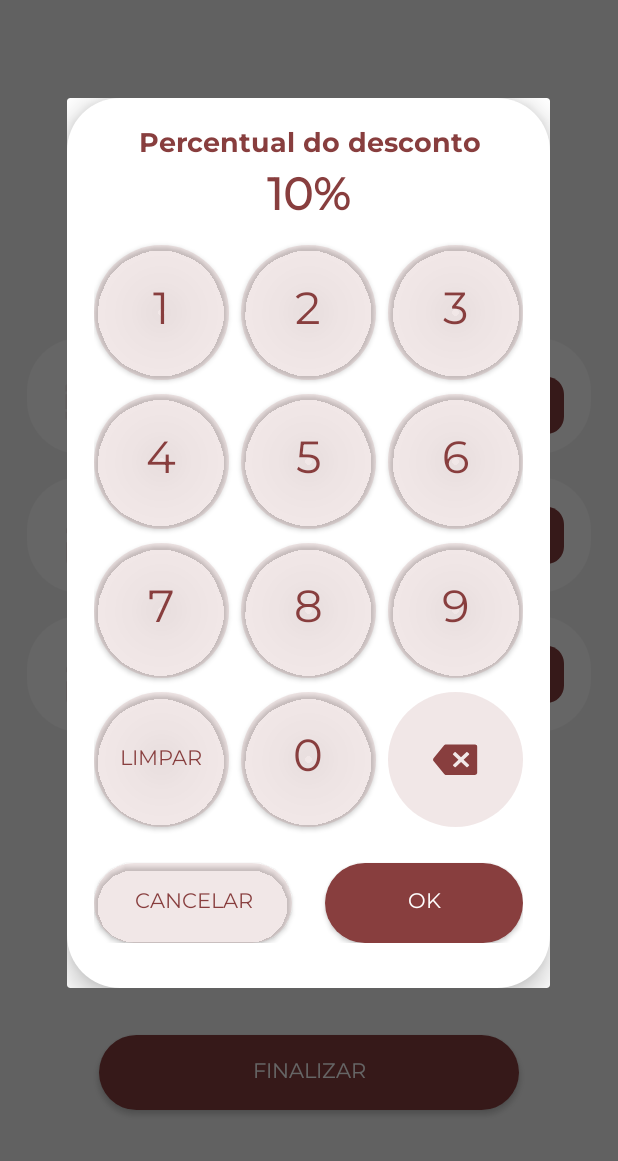
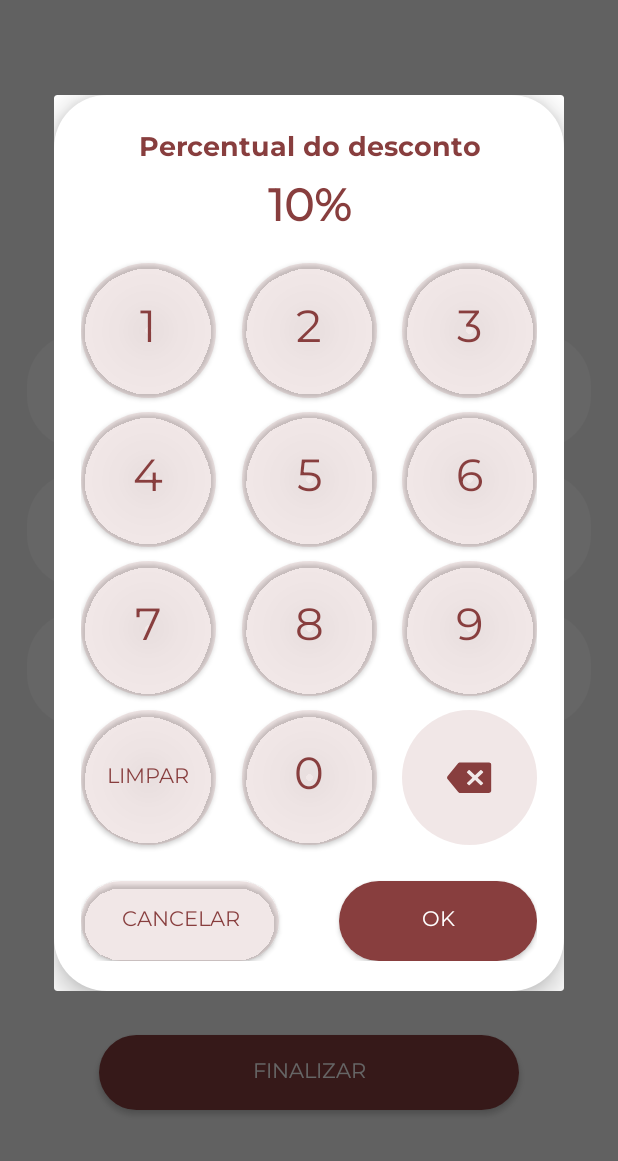
Before and after one commit to ThiagoLapazini/EyeCoffee5, an Android app: the Pagamento screen opened through its navigation route, after a tap on "ADICIONAR DESCONTO", on a phone screen of 412 x 824 dp, the part 75-1236 px from its top. Run offline under Robolectric (Android 15) with nearby library versions, the phone set to English and light mode, and no system bars; our stand-ins replace Room's generated code; pictures from the network do not load.

Commit message:
refatorando corrigindo telas

```diff
--- a/app/src/main/java/com/example/eyecoffee/adapters/CarrinhoAdapter.kt
+++ b/app/src/main/java/com/example/eyecoffee/adapters/CarrinhoAdapter.kt
@@ -15,14 +15,12 @@ class CarrinhoAdapter(
     private val sharedViewModel: SharedViewModel
 
 ) : RecyclerView.Adapter<CarrinhoAdapter.CarrinhoViewHolder>() {
-
     // Método chamado para criar um novo ViewHolder
     override fun onCreateViewHolder(parent: ViewGroup, viewType: Int): CarrinhoViewHolder {
         // Inflando o layout do item de carrinho usando databinding
         val listItem = ModelcarrinhoBinding.inflate(LayoutInflater.from(context), parent, false)
         return CarrinhoViewHolder(listItem)
     }
-
     // Método chamado para obter o número total de itens no conjunto de dados
     override fun getItemCount() = carrinhoList.size
 
@@ -42,9 +40,7 @@ class CarrinhoAdapter(
                 .load(it)
                 .into(holder.imgFood)
         }
-
     }
-
     // Método para atualizar a lista de itens no adaptador
     fun submitList(list: List<ModelCarrinho>) {
         carrinhoList.clear()
--- a/app/src/main/java/com/example/eyecoffee/fragments/Carrinho.kt
+++ b/app/src/main/java/com/example/eyecoffee/fragments/Carrinho.kt
@@ -45,7 +45,6 @@ class Carrinho : Fragment() {
         sharedViewModel.setBottomBarVisibility(false)
         return binding.root
     }
-
     override fun onViewCreated(view: View, savedInstanceState: Bundle?) {
         super.onViewCreated(view, savedInstanceState)
 
@@ -65,7 +64,6 @@ class Carrinho : Fragment() {
             }
 
         }
-
         sharedViewModel.showPopupOpcoesEditar.observe(viewLifecycleOwner) { modelCarrinho ->
             modelCarrinho?.let {
                 // Exibir o PopupOpcoesEditar aqui e passar os dados do modelCarrinho
--- a/app/src/main/java/com/example/eyecoffee/fragments/Desconto.kt
+++ b/app/src/main/java/com/example/eyecoffee/fragments/Desconto.kt
@@ -15,8 +15,6 @@ class Desconto : DialogFragment() {
 
     private lateinit var sharedViewModel: SharedViewModel
     private var currentDiscountPercentage = 10
-
-    // Variable to store the previous discount percentage
     private var previousDiscountPercentage = 10
 
     override fun onCreateView(
@@ -24,20 +22,24 @@ class Desconto : DialogFragment() {
         container: ViewGroup?,
         savedInstanceState: Bundle?
     ): View? {
-        // Inflar o layout do fragmento de edição
+        // Infla o layout do fragmento de desconto
         val view = inflater.inflate(R.layout.fragment_desconto, container, false)
 
-        sharedViewModel = ViewModelProvider(requireActivity())[SharedViewModel::class.java]
+        // Inicializa o ViewModel compartilhado
+        sharedViewModel = ViewModelProvider(requireActivity()).get(SharedViewModel::class.java)
 
+        // Obtém a referência para o TextView que exibe o valor do desconto
         val valorDescontoTextView: TextView = view.findViewById(R.id.valorDesconto)
         valorDescontoTextView.text = "$currentDiscountPercentage%"
 
+        // IDs dos botões numéricos
         val numericButtons = arrayOf(
             R.id.numero0, R.id.numero1, R.id.numero2,
             R.id.numero3, R.id.numero4, R.id.numero5,
             R.id.numero6, R.id.numero7, R.id.numero8, R.id.numero9
         )
 
+        // Configura os listeners de clique para os botões numéricos
         for (buttonId in numericButtons) {
             view.findViewById<Button>(buttonId).setOnClickListener {
                 handleNumericButtonClick(buttonId)
@@ -45,87 +47,89 @@ class Desconto : DialogFragment() {
             }
         }
 
-        // Set click listener for the clear button
+        // Configura o listener de clique para o botão "C"
         view.findViewById<Button>(R.id.removerQuantidade).setOnClickListener {
             handleClearButtonClick()
             valorDescontoTextView.text = "$currentDiscountPercentage%"
         }
 
-        // Set click listener for the delete button (btApagar)
+        // Configura o listener de clique para o botão de apagar
         view.findViewById<ImageButton>(R.id.btApagar).setOnClickListener {
             handleDeleteButtonClick()
             valorDescontoTextView.text = "$currentDiscountPercentage%"
         }
 
-        // Configurar o clique no botão "Ok"
+        // Configura o listener de clique para o botão "OK"
         view.findViewById<Button>(R.id.btOk).setOnClickListener {
-            // 1. Calcular o valor total atualizado com o desconto
+            // Calcula o novo valor total com o desconto
             val desconto = currentDiscountPercentage.toDouble() / 100.0
             val novoTotal = calcularNovoTotal(desconto)
 
-            // 2. Set the discount value in the SharedViewModel
+            // Define o valor do desconto no ViewModel compartilhado
             sharedViewModel.setDiscountValue(desconto)
 
-            // 3. Fechar o diálogo
+            // Fecha o diálogo
             dismiss()
         }
 
         return view
     }
+
+    // Calcula o novo valor total com o desconto
     private fun calcularNovoTotal(desconto: Double): Double {
-        // Obter o valor total do ViewModel
+        // Obtém o valor total do ViewModel compartilhado
         val totalAtual = sharedViewModel.totalSelectedValue.value ?: 0.0
         Log.d("testando desconto", "teste desconto valor atual $totalAtual $desconto")
-        // Calcular o novo valor total com o desconto
+        // Calcula o novo valor total com o desconto
         return totalAtual * (1 - desconto)
-
     }
 
-
+    // Lida com o clique nos botões numéricos
     private fun handleNumericButtonClick(buttonId: Int) {
-        // Find the Button by its ID
+        // Encontra o botão pelo ID
         val button = view?.findViewById<Button>(buttonId)
 
-        // Get the text from the button
+        // Obtém o texto do botão
         val buttonText = button?.text?.toString()
 
-        // Save the current state as the previous state
+        // Salva o estado atual como estado anterior
         previousDiscountPercentage = currentDiscountPercentage
 
-        // If currentDiscountPercentage is the default value, replace it with the new value
+        // Se o currentDiscountPercentage for o valor padrão, substitua-o pelo novo valor
         if (currentDiscountPercentage == 10) {
             currentDiscountPercentage = buttonText?.toIntOrNull() ?: 0
         } else {
-            // Check if the current discount percentage has already two digits
+            // Verifica se o percentual de desconto atual já possui dois dígitos
             if (currentDiscountPercentage in 10..99) {
-                // If it has two digits, do nothing (or handle it as needed)
+                // Se tiver dois dígitos, não faça nada (ou manipule conforme necessário)
                 return
             }
 
-            // Concatenate the numeric value to the current discount percentage, limit to two digits
+            // Concatena o valor numérico ao percentual de desconto atual, limitando a dois dígitos
             currentDiscountPercentage =
                 (currentDiscountPercentage * 10 + (buttonText?.toIntOrNull() ?: 0))
                     .coerceIn(0, 99)
         }
     }
 
-
+    // Lida com o clique no botão "C" (clear)
     private fun handleClearButtonClick() {
-        // Reset the discount percentage to the default value (10%)
+        // Reseta o percentual de desconto para o valor padrão (10%)
         currentDiscountPercentage = 10
     }
 
+    // Lida com o clique no botão de apagar
     private fun handleDeleteButtonClick() {
-        // Extract the last digit of the current discount percentage
+        // Extrai o último dígito do percentual de desconto atual
         val lastDigit = currentDiscountPercentage % 10
 
-        // Remove the last digit from the current discount percentage
+        // Remove o último dígito do percentual de desconto atual
         currentDiscountPercentage /= 10
 
-        // Ensure the percentage is never less than 0
+        // Garante que o percentual nunca seja menor que 0
         currentDiscountPercentage = currentDiscountPercentage.coerceIn(0, 99)
 
-        // If there was only one digit, set the currentDiscountPercentage back to the default
+        // Se houver apenas um dígito, define o percentual de desconto atual de volta ao padrão
         if (currentDiscountPercentage == 0) {
             currentDiscountPercentage = 10
         }
--- a/app/src/main/java/com/example/eyecoffee/fragments/Pagamento.kt
+++ b/app/src/main/java/com/example/eyecoffee/fragments/Pagamento.kt
@@ -1,6 +1,6 @@
 package com.example.eyecoffee.fragments
 
-import Desconto
+import Desconto  // Importa a classe Desconto do pacote correspondente
 import android.content.Context
 import android.os.Bundle
 import android.util.Log
@@ -32,53 +32,82 @@ class Pagamento : Fragment() {
         inflater: LayoutInflater, container: ViewGroup?,
         savedInstanceState: Bundle?
     ): View {
+        // Infla o layout do fragmento de pagamento
         val view = inflater.inflate(R.layout.fragment_pagamento, container, false)
+        // Inicializa a view e configura os elementos visuais
         initView(view)
         return view
     }
 
     private fun initView(view: View) {
+        // Inicializa o ViewModel compartilhado
         sharedViewModel = ViewModelProvider(requireActivity()).get(SharedViewModel::class.java)
+        // Obtém a referência para o TextView que exibe o valor total
         totalValueTextView = view.findViewById(R.id.total_value)
-
-        // Observe the totalSelectedValue LiveData to update the UI when it changes
+        // Observa as mudanças no LiveData totalSelectedValue para atualizar a UI
         sharedViewModel.totalSelectedValue.observe(viewLifecycleOwner) { totalValue ->
-            // Update the UI with the total value
+            // Atualiza a UI com o valor total
             totalValueTextView.text = String.format("R$ %.2f", totalValue)
-
             Log.d("valor total", "valor $totalValue ")
-
-            // Handle the discount value as needed (e.g., display it)
+            // Observa as mudanças no LiveData discountValue para lidar com descontos
             sharedViewModel.discountValue.observe(viewLifecycleOwner) { discount ->
                 Log.d("Pagamento", "Received discount value: $discount")
-
-                // Update the UI with the new total after applying the discount
+                // Atualiza a UI com o novo valor total após aplicar o desconto
                 val novoTotal = totalValue - (totalValue * discount)
                 totalValueTextView.text = String.format("R$ %.2f", novoTotal.coerceAtLeast(0.0))
             }
+
         }
-
-        // Set the initial text based on the initial value of totalSelectedValue
-        totalValueTextView.text = String.format("R$ %.2f", sharedViewModel.totalSelectedValue.value ?: 0.0)
-
+        // Define o texto inicial com base no valor inicial de totalSelectedValue
+        totalValueTextView.text =
+            String.format("R$ %.2f", sharedViewModel.totalSelectedValue.value ?: 0.0)
+        // Configura o botão de desconto
         val btnDiscount = view.findViewById<Button>(R.id.btn_discount)
-
         btnDiscount.setOnClickListener {
+            // Mostra o diálogo de desconto
             showDescontoDialog()
         }
-
+        // Configura os botões de forma de pagamento
         initButtons(view)
     }
 
+    override fun onViewCreated(view: View, savedInstanceState: Bundle?) {
+        super.onViewCreated(view, savedInstanceState)
+
+        // ... (o resto do seu código)
+
+        // Observa as mudanças no LiveData discountValue para lidar com descontos
+        sharedViewModel.discountValue.observe(viewLifecycleOwner) { discount ->
+            Log.d("Pagamento", "Received discount value: $discount")
+            sharedViewModel.totalSelectedValue.observe(viewLifecycleOwner) {
+
+            }
+
+            // Define a visibilidade do botão de desconto com base no valor do desconto
+            val btnDesconto = view.findViewById<Button>(R.id.btn_discount)
+            val btnRemover = view.findViewById<Button>(R.id.removerDesconto)
+
+            if (discount > 0) {
+                btnDesconto.visibility = View.GONE
+                btnRemover.visibility = View.VISIBLE
+            } else {
+                btnDesconto.visibility = View.VISIBLE
+                btnRemover.visibility = View.GONE
+            }
+
+        }
+    }
+
     private fun showDescontoDialog() {
-        // Obtendo o FragmentManager da atividade pai
+        // Obtém o FragmentManager da atividade pai
         val fragmentManager = (context as AppCompatActivity).supportFragmentManager
-        // Criando e mostrando o diálogo de lançamento
+        // Cria e mostra o diálogo de desconto
         val descontoDialog = Desconto()
         descontoDialog.show(fragmentManager, "desconto_dialog")
     }
 
     private fun initButtons(view: View) {
+        // Lista de botões e elementos relacionados
         val buttons = listOf(
             view.findViewById<ImageButton>(R.id.adicionarDinheiroPagamento),
             view.findViewById(R.id.adicionarCreditoPagamento),
@@ -116,21 +145,27 @@ class Pagamento : Fragment() {
             val valueTextView = valueTextViews[i]
             val midBar = midBars[i]
 
-
             buttonAdd.setOnClickListener {
                 if (payType == null) {
+                    // Esconde o botão de adição, mostra o de remoção e ajusta o layout
                     buttonAdd.visibility = View.GONE
                     buttonRemove.visibility = View.VISIBLE
                     layout.layoutParams.height = convertDpToPixel(133f, requireContext())
-                    // Use the totalSelectedValue LiveData to get the current total value
-                    val currentTotalValue = sharedViewModel.totalSelectedValue.value ?: 0.0
+                    // Usa o LiveData totalSelectedValue para obter o valor total atual
+                    sharedViewModel.discountValue.observe(viewLifecycleOwner) { discount ->
+                        Log.d("Pagamento", "Received discount value: $discount")
+                        val novoTotal = totalValue - (totalValue * discount)
+                        val currentTotalValue =
+                            String.format("R$ %.2f", novoTotal.coerceAtLeast(0.0))
+
+                        currentTotalValue.toDouble() // Converte a string para Double
                         valueTextView.text = String.format("R$ %.2f", currentTotalValue)
-
                         valueTextView.visibility = View.VISIBLE
                     }
                 }
 
                 buttonRemove.setOnClickListener {
+                    // Mostra o botão de adição, esconde o de remoção, ajusta o layout e oculta o TextView
                     buttonAdd.visibility = View.VISIBLE
                     buttonRemove.visibility = View.GONE
                     layout.layoutParams.height = convertDpToPixel(77f, requireContext())
@@ -138,10 +173,7 @@ class Pagamento : Fragment() {
                     midBar.visibility = View.GONE
                     payType = null
                 }
-
-
-        }
-
-
             }
         }
+    }
+}
--- a/app/src/main/java/com/example/eyecoffee/model/ModelCarrinho.kt
+++ b/app/src/main/java/com/example/eyecoffee/model/ModelCarrinho.kt
@@ -3,7 +3,7 @@ package com.example.eyecoffee.model
 data class ModelCarrinho(
     val nomeProdutoCarrinho: String,
     val precoProdutoCarrinho: String,
-    val quantidadeCarrinho: Int,
+    var quantidadeCarrinho: Int,
     val imagemProdutoCarrinho: String,
     val observacao: String,
 )
--- a/app/src/main/java/com/example/eyecoffee/model/Produtos.kt
+++ b/app/src/main/java/com/example/eyecoffee/model/Produtos.kt
@@ -3,11 +3,9 @@ package com.example.eyecoffee.model
 import java.io.Serializable
 
 data class Produtos(
-
     val productTitle: String,
     val productPrice: String,
     val productImage: String,
     val observacaoProduto: String? = null,
-    var clickCount: Int = 0,
-    var isQntItemVisible: Boolean = false
+    var quantidadeCatalogo: String? = null
 ) : Serializable
--- a/app/src/main/res/layout/fragment_desconto.xml
+++ b/app/src/main/res/layout/fragment_desconto.xml
@@ -2,18 +2,20 @@
 <androidx.constraintlayout.widget.ConstraintLayout xmlns:android="http://schemas.android.com/apk/res/android"
     xmlns:app="http://schemas.android.com/apk/res-auto"
     xmlns:tools="http://schemas.android.com/tools"
-    android:layout_width="match_parent"
-    android:layout_height="match_parent"
-    android:background="@color/transparent">
+    android:layout_width="340dp"
+    android:layout_height="597dp"
+    android:layout_gravity="center"
+    android:background="@drawable/round_background"
+    >
 
     <androidx.constraintlayout.widget.ConstraintLayout
-        android:layout_width="wrap_content"
-        android:layout_height="wrap_content"
+        android:layout_width="340dp"
+        android:layout_height="597dp"
         android:layout_gravity="center"
         android:background="@drawable/round_background"
         android:elevation="10dp"
         android:paddingHorizontal="18dp"
-        android:paddingBottom="30dp"
+        android:paddingBottom="20dp"
         app:layout_constraintBottom_toBottomOf="parent"
         app:layout_constraintEnd_toEndOf="parent"
         app:layout_constraintStart_toStartOf="parent"
--- a/app/src/main/res/layout/fragment_pagamento.xml
+++ b/app/src/main/res/layout/fragment_pagamento.xml
@@ -11,11 +11,11 @@
         android:layout_width="match_parent"
         android:layout_height="77dp"
         android:layout_marginHorizontal="18dp"
-        android:layout_marginTop="32dp"
+        android:layout_marginTop="100dp"
         android:background="@drawable/round_background"
         app:layout_constraintEnd_toEndOf="parent"
         app:layout_constraintStart_toStartOf="parent"
-        app:layout_constraintTop_toBottomOf="@+id/btn_discount">
+        app:layout_constraintTop_toBottomOf="@+id/total_value">
 
 
         <ImageView
@@ -46,10 +46,10 @@
             android:layout_marginHorizontal="20dp"
             android:layout_marginTop="71dp"
             android:background="@color/marromfraco"
+            android:visibility="gone"
             app:layout_constraintEnd_toEndOf="parent"
             app:layout_constraintStart_toStartOf="parent"
-            app:layout_constraintTop_toTopOf="parent"
-            android:visibility="gone"/>
+            app:layout_constraintTop_toTopOf="parent" />
 
         <TextView
             android:id="@+id/dinheiroValorPagamento"
@@ -57,11 +57,11 @@
             android:layout_width="wrap_content"
             android:layout_height="wrap_content"
             android:layout_marginStart="27dp"
+            android:layout_marginBottom="22dp"
             android:text="R$ 45,00"
-            android:layout_marginBottom="22dp"
+            android:visibility="gone"
             app:layout_constraintBottom_toBottomOf="parent"
-            app:layout_constraintStart_toStartOf="parent"
-            android:visibility="gone"/>
+            app:layout_constraintStart_toStartOf="parent" />
 
         <ImageButton
             android:id="@+id/adicionarDinheiroPagamento"
@@ -85,21 +85,19 @@
             android:layout_marginEnd="18dp"
             android:layout_marginBottom="13dp"
             android:src="@drawable/remove"
+            android:visibility="gone"
             app:layout_constraintBottom_toBottomOf="parent"
-            app:layout_constraintEnd_toEndOf="parent"
-            android:visibility="gone"/>
+            app:layout_constraintEnd_toEndOf="parent" />
 
     </androidx.constraintlayout.widget.ConstraintLayout>
-
-
 
     <TextView
         android:id="@+id/title_lancamento"
         android:layout_width="wrap_content"
         android:layout_height="wrap_content"
+        android:layout_marginTop="70dp"
         android:fontFamily="@font/montserrat"
         android:text="Valor restante"
-        android:layout_marginTop="70dp"
         android:textAlignment="center"
         android:textColor="@color/marrom"
         android:textSize="17sp"
@@ -110,25 +108,42 @@
     <TextView
         android:id="@+id/total_value"
         style="@style/tituloPrincipal"
-        android:textStyle="bold"
         android:layout_width="wrap_content"
         android:layout_height="wrap_content"
         android:text="R$ 55,00"
         android:textAlignment="center"
+        android:textStyle="bold"
         app:layout_constraintEnd_toEndOf="parent"
         app:layout_constraintStart_toStartOf="parent"
         app:layout_constraintTop_toBottomOf="@+id/title_lancamento" />
 
     <Button
+        android:id="@+id/removerDesconto"
+        style="@style/negrito14"
+        android:layout_width="280dp"
+        android:layout_height="40dp"
+        android:layout_marginTop="31dp"
+        android:layout_marginBottom="30dp"
+        android:background="@drawable/round_background"
+        android:backgroundTint="@color/marromfraco"
+        android:text="REMOVER DESCONTO"
+        android:textSize="16sp"
+        android:visibility="gone"
+        app:layout_constraintEnd_toEndOf="parent"
+        app:layout_constraintStart_toStartOf="parent"
+        app:layout_constraintTop_toBottomOf="@+id/total_value" />
+
+    <Button
         android:id="@+id/btn_discount"
         style="@style/negrito14"
-        android:textSize="16sp"
         android:layout_width="280dp"
         android:layout_height="40dp"
         android:layout_marginTop="31dp"
         android:background="@drawable/round_background"
         android:backgroundTint="@color/marromfraco"
         android:text="ADICIONAR DESCONTO"
+        android:textSize="16sp"
+        android:visibility="visible"
         app:layout_constraintEnd_toEndOf="parent"
         app:layout_constraintStart_toStartOf="parent"
         app:layout_constraintTop_toBottomOf="@+id/total_value" />
@@ -175,10 +190,10 @@
             android:layout_marginHorizontal="20dp"
             android:layout_marginTop="71dp"
             android:background="@color/marromfraco"
+            android:visibility="gone"
             app:layout_constraintEnd_toEndOf="parent"
             app:layout_constraintStart_toStartOf="parent"
-            app:layout_constraintTop_toTopOf="parent"
-            android:visibility="gone"/>
+            app:layout_constraintTop_toTopOf="parent" />
 
         <TextView
             android:id="@+id/creditoValorPagamento"
@@ -186,11 +201,11 @@
             android:layout_width="wrap_content"
             android:layout_height="wrap_content"
             android:layout_marginStart="27dp"
+            android:layout_marginBottom="22dp"
             android:text="R$ 45,00"
-            android:layout_marginBottom="22dp"
+            android:visibility="gone"
             app:layout_constraintBottom_toBottomOf="parent"
-            app:layout_constraintStart_toStartOf="parent"
-            android:visibility="gone"/>
+            app:layout_constraintStart_toStartOf="parent" />
 
         <ImageButton
             android:id="@+id/adicionarCreditoPagamento"
@@ -214,9 +229,9 @@
             android:layout_marginEnd="18dp"
             android:layout_marginBottom="13dp"
             android:src="@drawable/remove"
+            android:visibility="gone"
             app:layout_constraintBottom_toBottomOf="parent"
-            app:layout_constraintEnd_toEndOf="parent"
-            android:visibility="gone"/>
+            app:layout_constraintEnd_toEndOf="parent" />
 
     </androidx.constraintlayout.widget.ConstraintLayout>
 
@@ -240,10 +255,10 @@
         android:layout_width="match_parent"
         android:layout_height="77dp"
         android:layout_marginHorizontal="18dp"
+        android:layout_marginTop="15dp"
         android:background="@drawable/round_background"
         app:layout_constraintTop_toBottomOf="@+id/constraintLayout4"
-        tools:layout_editor_absoluteX="32dp"
-        android:layout_marginTop="15dp">
+        tools:layout_editor_absoluteX="32dp">
 
 
         <ImageView
@@ -289,10 +304,10 @@
             android:layout_marginHorizontal="20dp"
             android:layout_marginTop="71dp"
             android:background="@color/marromfraco"
+            android:visibility="gone"
             app:layout_constraintEnd_toEndOf="parent"
             app:layout_constraintStart_toStartOf="parent"
-            app:layout_constraintTop_toTopOf="parent"
-            android:visibility="gone"/>
+            app:layout_constraintTop_toTopOf="parent" />
 
         <TextView
             android:id="@+id/debitoValorPagamento"
@@ -300,11 +315,11 @@
             android:layout_width="wrap_content"
             android:layout_height="wrap_content"
             android:layout_marginStart="27dp"
+            android:layout_marginBottom="22dp"
             android:text="R$ 45,00"
-            android:layout_marginBottom="22dp"
+            android:visibility="gone"
             app:layout_constraintBottom_toBottomOf="parent"
-            app:layout_constraintStart_toStartOf="parent"
-            android:visibility="gone"/>
+            app:layout_constraintStart_toStartOf="parent" />
 
         <ImageButton
             android:id="@+id/removerDebitoPagamento"
@@ -314,9 +329,9 @@
             android:layout_marginEnd="18dp"
             android:layout_marginBottom="13dp"
             android:src="@drawable/remove"
+            android:visibility="gone"
             app:layout_constraintBottom_toBottomOf="parent"
-            app:layout_constraintEnd_toEndOf="parent"
-            android:visibility="gone"/>
+            app:layout_constraintEnd_toEndOf="parent" />
 
     </androidx.constraintlayout.widget.ConstraintLayout>
 
--- a/app/src/main/res/values/strings.xml
+++ b/app/src/main/res/values/strings.xml
@@ -11,4 +11,5 @@
     <string name="precoproduto">R$ 25,00</string>
     <string name="textTituloHeader">Eye Coffee</string>
     <string name="format_total">Total: R$ %s</string>
+    <string name="_2">2</string>
 </resources>
```
Also changed, not shown: app/src/main/java/com/example/eyecoffee/adapters/ProdutosAdapter.kt (+17 -0 lines), app/src/main/java/com/example/eyecoffee/adapters/SharedViewModel.kt (+47 -6 lines), app/src/main/java/com/example/eyecoffee/fragments/Catalogo.kt (+6 -11 lines), app/src/main/java/com/example/eyecoffee/fragments/Editando.kt (+0 -10 lines), app/src/main/java/com/example/eyecoffee/fragments/Lancamento.kt (+26 -11 lines), app/src/main/res/layout/modelproducts.xml (+13 -13 lines). Lines whose indentation alone changed are shown as unchanged.
